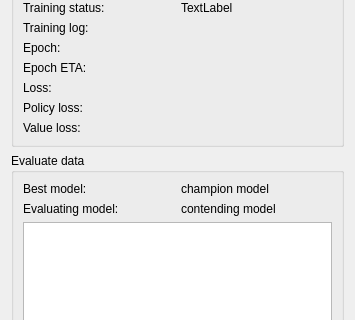
Qt form src/alphaDots/selfPlay/SelfPlayForm.ui (ofenrohr/ksquares) before a commit; both pictures show x 0 to 355 and y 208 to 528 of the 355 by 687 pixel window.
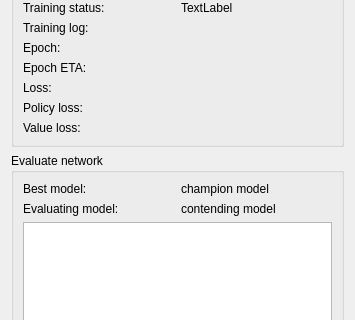
The same form after that commit.

What changed in the file:
```diff
--- a/src/alphaDots/selfPlay/SelfPlayForm.ui
+++ b/src/alphaDots/selfPlay/SelfPlayForm.ui
@@ -310,7 +310,7 @@
       </sizepolicy>
      </property>
      <property name="title">
-      <string>Evaluate data</string>
+      <string>Evaluate network</string>
      </property>
      <layout class="QGridLayout" name="gridLayout_3">
       <item row="0" column="0">
```
Left out of the diff: 3 changed lines with no effect on the pictures.
